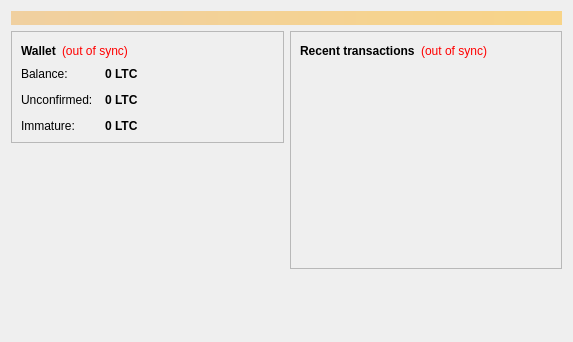
Old version of the form Coin/src/qt/forms/overviewpage.ui in the repository myersTechnologies/NiepceCoin.
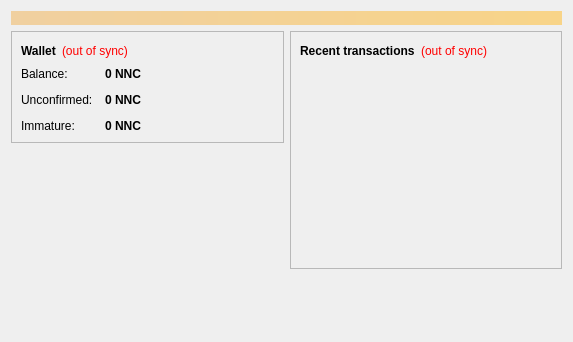
New version of the form.

```diff
--- a/Coin/src/qt/forms/overviewpage.ui
+++ b/Coin/src/qt/forms/overviewpage.ui
@@ -122,7 +122,7 @@
                <string>Your current balance</string>
               </property>
               <property name="text">
-               <string notr="true">0 LTC</string>
+               <string notr="true">0 NNC</string>
               </property>
               <property name="textInteractionFlags">
                <set>Qt::LinksAccessibleByMouse|Qt::TextSelectableByKeyboard|Qt::TextSelectableByMouse</set>
@@ -151,7 +151,7 @@
                <string>Total of transactions that have yet to be confirmed, and do not yet count toward the current balance</string>
               </property>
               <property name="text">
-               <string notr="true">0 LTC</string>
+               <string notr="true">0 NNC</string>
               </property>
               <property name="textInteractionFlags">
                <set>Qt::LinksAccessibleByMouse|Qt::TextSelectableByKeyboard|Qt::TextSelectableByMouse</set>
@@ -177,7 +177,7 @@
                <string>Mined balance that has not yet matured</string>
               </property>
               <property name="text">
-               <string notr="true">0 LTC</string>
+               <string notr="true">0 NNC</string>
               </property>
               <property name="textInteractionFlags">
                <set>Qt::LinksAccessibleByMouse|Qt::TextSelectableByKeyboard|Qt::TextSelectableByMouse</set>
```
Left out of the diff: 4 changed lines with no effect on the pictures.
